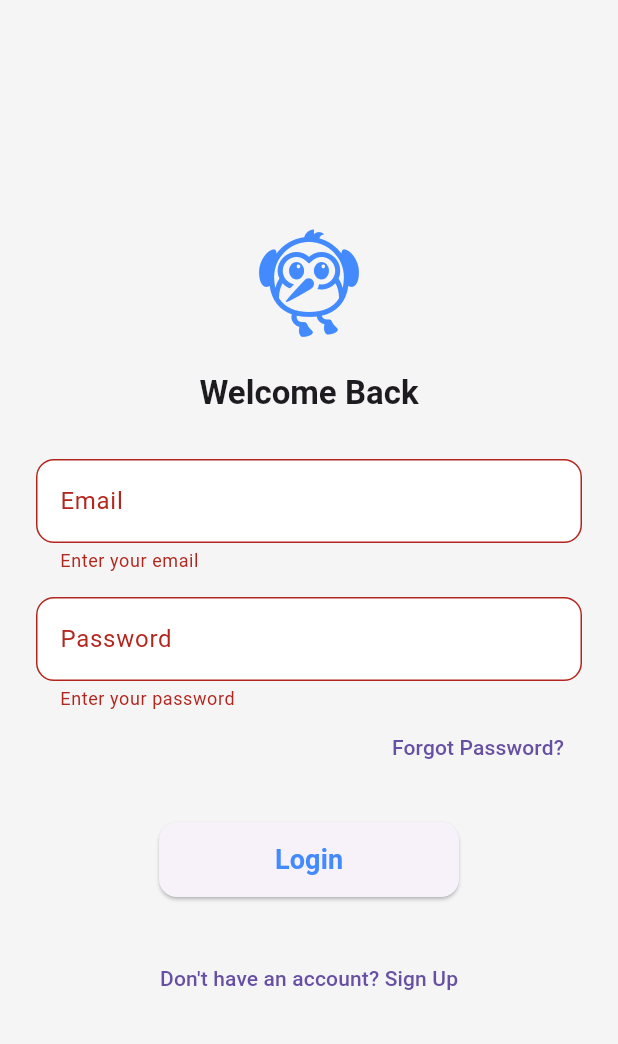
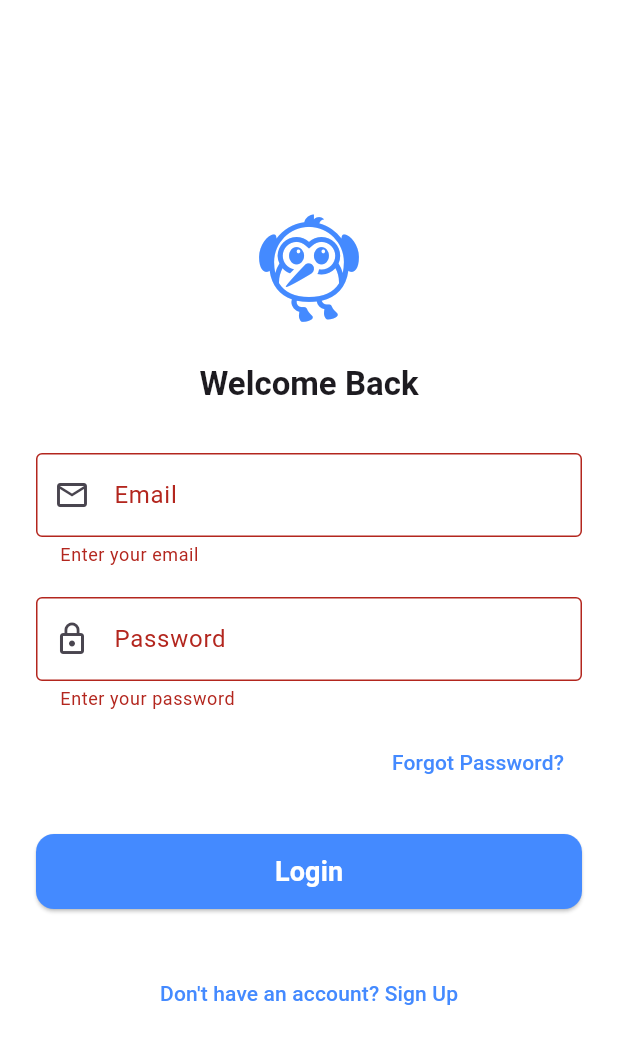
Before and after one commit to jaysonbutawan/appdev, a Flutter app: the screen it shows after launch, after a tap on "Login", on a phone screen of 412 x 824 dp. Shown: the top 1044 px of the screen. Run offline on Flutter 3.47's test engine with Material 3 defaults, Android fonts, the phone set to English and light mode, and no system bars; our stand-ins replace firebase_auth, firebase_core, get; accounts and stored records are empty.

Commit message:
Improve error handling and UI for auth screens
Enhanced error handling in authentication flows by mapping FirebaseAuth errors to user-friendly messages and ensuring context safety with mounted checks. Improved UI consistency and feedback in login and signup screens, refactored provider usage, and added custom error widget handling in main.dart for better app stability.

```diff
--- a/lib/main.dart
+++ b/lib/main.dart
@@ -1,4 +1,3 @@
-// lib/main.dart
 import 'package:appdev/presentation/pages/wrapper.dart';
 import 'package:flutter/material.dart';
 import 'package:firebase_core/firebase_core.dart';
@@ -10,11 +9,15 @@ import 'package:get/get.dart';
 void main() async {
   WidgetsFlutterBinding.ensureInitialized();
   await Firebase.initializeApp();
+    FlutterError.onError = (details) {
+    FlutterError.presentError(details);
+  };
   runApp(
     MultiProvider(
       providers: [
         ChangeNotifierProvider(create: (_) => AuthProvider()),
       ],
+
       child: const MyApp(),
     ),
   );
@@ -26,6 +29,15 @@ class MyApp extends StatelessWidget {
   @override
   Widget build(BuildContext context) {
     return GetMaterialApp(
+           builder: (context, widget) {
+        Widget error = const Text('...rendering error...');
+        if (widget is Scaffold || widget is Navigator) {
+          error = Scaffold(body: Center(child: error));
+        }
+        ErrorWidget.builder = (errorDetails) => error;
+        if (widget != null) return widget;
+        throw StateError('widget is null');
+      },
       title: 'Flutter Template with Provider',
       theme: AppTheme.lightTheme,
       debugShowCheckedModeBanner: false,
--- a/lib/presentation/pages/screens/forgot_password_screen.dart
+++ b/lib/presentation/pages/screens/forgot_password_screen.dart
@@ -39,7 +39,7 @@ class _ForgotPasswordScreenState extends State<ForgotPasswordScreen> {
         } else if (e.code == 'invalid-email') {
           errorMessage = "Please enter a valid email address.";
         }
-
+        if(!mounted) return;
         ScaffoldMessenger.of(context).showSnackBar(
           SnackBar(content: Text(errorMessage)),
         );
--- a/lib/presentation/pages/screens/login_screen.dart
+++ b/lib/presentation/pages/screens/login_screen.dart
@@ -13,83 +13,144 @@ class LoginScreen extends StatefulWidget {
 
 class _LoginScreenState extends State<LoginScreen> {
   final _formKey = GlobalKey<FormState>();
-  TextEditingController email = TextEditingController();
-  TextEditingController password = TextEditingController();
+  final TextEditingController email = TextEditingController();
+  final TextEditingController password = TextEditingController();
 
   @override
   Widget build(BuildContext context) {
     final auth = context.watch<AuthProvider>();
 
     return Scaffold(
+      backgroundColor: Colors.white,
       body: Center(
         child: SingleChildScrollView(
-          padding: const EdgeInsets.all(24),
+          padding: const EdgeInsets.symmetric(horizontal: 24, vertical: 32),
+          child: ConstrainedBox(
+            constraints: const BoxConstraints(maxWidth: 400),
             child: Form(
               key: _formKey,
               child: Column(
-              mainAxisAlignment: MainAxisAlignment.center,
+                crossAxisAlignment: CrossAxisAlignment.stretch,
                 children: [
                   const Icon(Icons.flutter_dash,
                       size: 80, color: Colors.blueAccent),
-                const SizedBox(height: 20),
+                  const SizedBox(height: 24),
                   Text("Welcome Back",
-                    style: Theme.of(context).textTheme.titleLarge),
-                const SizedBox(height: 30),
+                      textAlign: TextAlign.center,
+                      style: Theme.of(context)
+                          .textTheme
+                          .titleLarge
+                          ?.copyWith(fontWeight: FontWeight.bold)),
+                  const SizedBox(height: 32),
+
+                  // Email Field
                   TextFormField(
-                  decoration: const InputDecoration(labelText: "Email"),
+                    controller: email,
+                    decoration: const InputDecoration(
+                      labelText: "Email",
+                      border: OutlineInputBorder(),
+                      prefixIcon: Icon(Icons.email_outlined),
+                    ),
                     validator: (value) =>
                         value!.isEmpty ? "Enter your email" : null,
-                  onChanged: (value) => email.text = value,
                   ),
-                  const SizedBox(height: 16),
+                  const SizedBox(height: 20),
+
+                  // Password Field
                   TextFormField(
-                    decoration: const InputDecoration(labelText: "Password"),
+                    controller: password,
+                    decoration: const InputDecoration(
+                      labelText: "Password",
+                      border: OutlineInputBorder(),
+                      prefixIcon: Icon(Icons.lock_outline),
+                    ),
                     obscureText: true,
-                    validator: (value) => value!.isEmpty ? "Enter your password" : null,
-                    onChanged: (value) => password.text = value,
+                    validator: (value) =>
+                        value!.isEmpty ? "Enter your password" : null,
                   ),
+                  const SizedBox(height: 10),
+
+                  // Forgot password
                   Align(
                     alignment: Alignment.centerRight,
                     child: TextButton(
-                      onPressed: () => Navigator.push(
+                      onPressed: () {
+                        Navigator.push(
                           context,
-                        MaterialPageRoute(builder: (context) => const ForgotPasswordScreen()),
-                      ),
+                          MaterialPageRoute(
+                              builder: (context) =>
+                                  const ForgotPasswordScreen()),
+                        );
+                      },
+                      style: TextButton.styleFrom(
+                          foregroundColor: Colors.blueAccent),
                       child: const Text("Forgot Password?"),
                     ),
                   ),
-                  const SizedBox(height: 10),
-                  auth.isLoading
-                      ? const CircularProgressIndicator()
-                      : const SizedBox(height: 16),
-                 ElevatedButton(
-                    onPressed: context.read<AuthProvider>().isLoading ? null : () async {
+                  const SizedBox(height: 24),
+
+                  // Login Button
+                  SizedBox(
+                    height: 50,
+                    child: ElevatedButton(
+                      onPressed: auth.isLoading
+                          ? null
+                          : () async {
                               if (_formKey.currentState!.validate()) {
-                        await context.read<AuthProvider>().login(
-                          email: email.text,
-                          password: password.text,
+                                try {
+                                  await auth.login(
+                                    email: email.text.trim(),
+                                    password: password.text.trim(),
                                   );
+                                } catch (e) {
+                                  if (mounted) {
+                                  ScaffoldMessenger.of(context).showSnackBar(
+                                    SnackBar(
+                                        content: Text(e.toString()),
+                                        backgroundColor: Colors.red),
+                                  );
+                                }
+                                }
                               }
                             },
                       style: ElevatedButton.styleFrom(
-                      minimumSize: const Size(200, 50),
+                        backgroundColor: Colors.blueAccent,
                         shape: RoundedRectangleBorder(
                           borderRadius: BorderRadius.circular(12),
                         ),
                       ),
-                        child: const Text("Login", style: TextStyle(
+                      child: auth.isLoading
+                          ? const SizedBox(
+                              width: 24,
+                              height: 24,
+                              child: CircularProgressIndicator(
+                                color: Colors.white,
+                                strokeWidth: 2.5,
+                              ),
+                            )
+                          : const Text(
+                              "Login",
+                              style: TextStyle(
                                 fontSize: 18,
                                 fontWeight: FontWeight.bold,
-                          color: Colors.blueAccent,
-                        ),),
+                                color: Colors.white,
+                              ),
+                            ),
+                    ),
+                  ),
+                  const SizedBox(height: 32),
 
-                      ),
-                      const SizedBox(height: 30),
+                  // Sign Up Button
                   TextButton(
-                          onPressed: () => Navigator.push(
+                    onPressed: () {
+                      Navigator.push(
                         context,
-                            MaterialPageRoute(builder: (context) => const SignUpScreen())
-                          ),
+                        MaterialPageRoute(
+                            builder: (context) => const SignUpScreen()),
+                      );
+                    },
+                    style: TextButton.styleFrom(
+                        foregroundColor: Colors.blueAccent),
                     child: const Text("Don't have an account? Sign Up"),
                   ),
                 ],
@@ -97,6 +158,7 @@ class _LoginScreenState extends State<LoginScreen> {
             ),
           ),
         ),
+      ),
     );
   }
 }
```
Also changed, not shown: lib/presentation/pages/screens/dashboard_screen.dart (+6 -6 lines), lib/presentation/pages/screens/signup_screen.dart (+11 -5 lines), lib/presentation/state/providers/auth_provider.dart (+48 -20 lines). Lines whose indentation alone changed are shown as unchanged.
